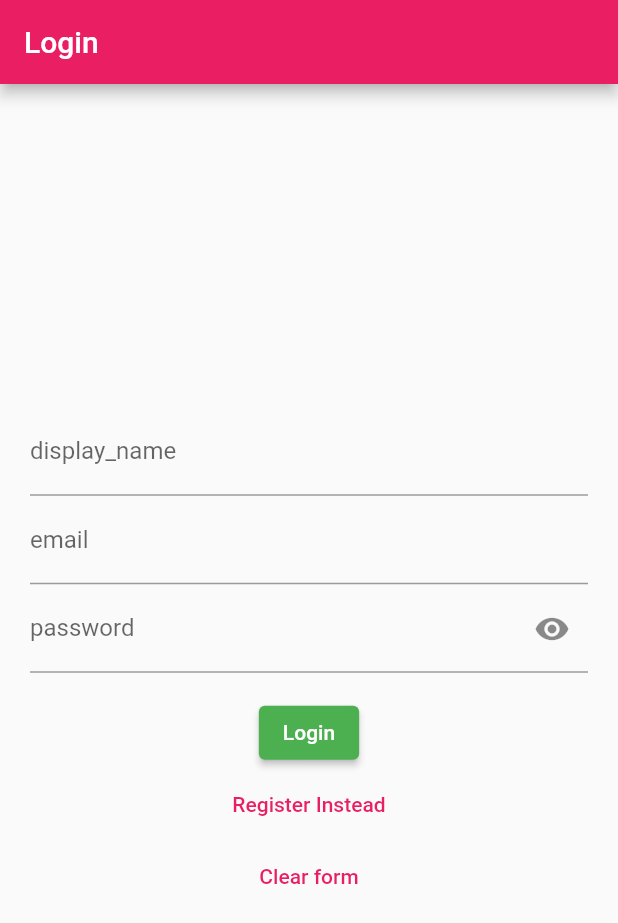
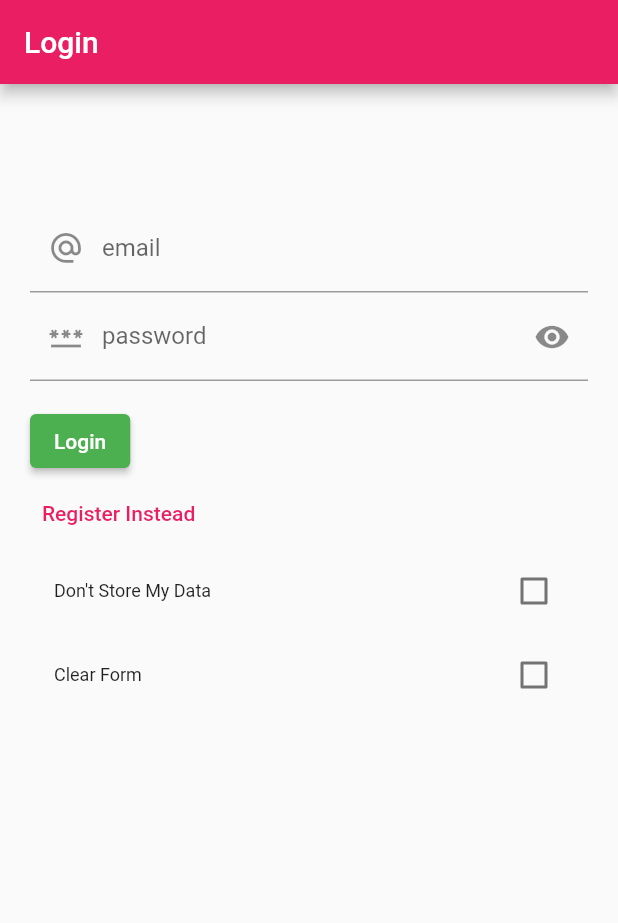
Before and after one commit to 26june/walkerrr, a Flutter app: the screen it shows after launch, on a phone screen of 412 x 824 dp. Shown: the top 923 px of the screen. Run offline on Flutter 3.47's test engine with Material 2 defaults, Android fonts, the phone set to English and light mode, and no system bars; our stand-ins replace firebase_auth, firebase_core, flutter_secure_storage, pedometer, percent_indicator; accounts and stored records are empty.

Commit message:
user data secure storage, login page

```diff
--- a/lib/pages/login_register_page.dart
+++ b/lib/pages/login_register_page.dart
@@ -1,6 +1,8 @@
 import 'package:flutter/material.dart';
 import 'package:firebase_auth/firebase_auth.dart';
 import 'package:walkerrr/auth.dart';
+import 'package:flutter_secure_storage/flutter_secure_storage.dart';
+import 'package:walkerrr/services/user_data_storage.dart';
 
 class LoginPage extends StatefulWidget {
   const LoginPage({super.key});
@@ -11,17 +13,35 @@ class LoginPage extends StatefulWidget {
 
 class _LoginPageState extends State<LoginPage> {
   String? errorMessage = "";
-  bool isLogin = true;
+  bool _isLogin = true;
   bool _isVisible = true;
+  bool _dontStore = false;
+  bool _clearInput = false;
 
-  final TextEditingController _controllerDisplayName =
-      TextEditingController(text: "");
-  final TextEditingController _controllerEmail =
-      TextEditingController(text: "");
-  final TextEditingController _controllerPassword =
-      TextEditingController(text: "");
+  final TextEditingController _controllerDisplayName = TextEditingController();
+  final TextEditingController _controllerEmail = TextEditingController();
+  final TextEditingController _controllerPassword = TextEditingController();
+
+  final SecureStorage _secureStorage = SecureStorage();
+
+  @override
+  void initState() {
+    super.initState();
+    fetchSecureStorageData();
+  }
+
+  Future<void> fetchSecureStorageData() async {
+    _controllerDisplayName.text = await _secureStorage.getDisplayName() ?? '';
+    _controllerEmail.text = await _secureStorage.getEmail() ?? '';
+    _controllerPassword.text = await _secureStorage.getPassWord() ?? '';
+  }
 
   Future<void> signInWithEmailAndPassword() async {
+    if (!_dontStore) {
+      await _secureStorage.setDisplayName(_controllerDisplayName.text);
+      await _secureStorage.setEmail(_controllerEmail.text);
+      await _secureStorage.setPassWord(_controllerPassword.text);
+    }
     try {
       await Auth().signInWithEmailAndPassword(
           email: _controllerEmail.text, password: _controllerPassword.text);
@@ -33,6 +53,11 @@ class _LoginPageState extends State<LoginPage> {
   }
 
   Future<void> createUserWithEmailAndPassword() async {
+    if (!_dontStore) {
+      await _secureStorage.setDisplayName(_controllerDisplayName.text);
+      await _secureStorage.setEmail(_controllerEmail.text);
+      await _secureStorage.setPassWord(_controllerPassword.text);
+    }
     try {
       await Auth().createUserWithEmailAndPassword(
           email: _controllerEmail.text, password: _controllerPassword.text);
@@ -44,18 +69,19 @@ class _LoginPageState extends State<LoginPage> {
   }
 
   Widget _title() {
-    return const Text("Login");
+    return (_isLogin) ? const Text("Login") : const Text("Register");
   }
 
   Widget _entryFieldDisplayName(
-    String displayname,
+    String displayName,
     TextEditingController _controllerDisplayName,
   ) {
     return TextField(
       enableSuggestions: true,
       controller: _controllerDisplayName,
       decoration: InputDecoration(
-        labelText: displayname,
+        prefixIcon: const Icon(Icons.person_outline_outlined),
+        labelText: displayName,
       ),
     );
   }
@@ -68,6 +94,7 @@ class _LoginPageState extends State<LoginPage> {
       enableSuggestions: true,
       controller: _controllerEmail,
       decoration: InputDecoration(
+        prefixIcon: const Icon(Icons.alternate_email_outlined),
         labelText: email,
       ),
     );
@@ -84,6 +111,7 @@ class _LoginPageState extends State<LoginPage> {
       controller: _controllerPassword,
       decoration: InputDecoration(
         labelText: password,
+        prefixIcon: const Icon(Icons.password_outlined),
         suffixIcon: IconButton(
           icon: Icon(
             _isVisible ? Icons.visibility : Icons.visibility_off,
@@ -106,30 +134,50 @@ class _LoginPageState extends State<LoginPage> {
     return ElevatedButton(
         style: ElevatedButton.styleFrom(
             backgroundColor: Colors.green, foregroundColor: Colors.white),
-        onPressed: isLogin
+        onPressed: _isLogin
             ? signInWithEmailAndPassword
             : createUserWithEmailAndPassword,
-        child: Text(isLogin ? "Login" : "Register"));
-  }
-
-  Widget _clearForm() {
-    return TextButton(
-        onPressed: () {
-          _controllerDisplayName.clear();
-          _controllerEmail.clear();
-          _controllerPassword.clear();
-        },
-        child: const Text("Clear form"));
+        child: Text(_isLogin ? "Login" : "Register"));
   }
 
   Widget _loginOrRegisterButton() {
     return TextButton(
         onPressed: () {
           setState(() {
-            isLogin = !isLogin;
+            _isLogin = !_isLogin;
           });
         },
-        child: Text(isLogin ? "Register Instead" : "Login Instead"));
+        child: Text(_isLogin ? "Register Instead" : "Login Instead"));
+  }
+
+  Widget _dontStoreMyData() {
+    return CheckboxListTile(
+      title: const Text("Don't Store My Data", style: TextStyle(fontSize: 12)),
+      value: _dontStore,
+      onChanged: (bool? value) {
+        setState(() {
+          _dontStore = value!;
+        });
+      },
+      // controlAffinity: ListTileControlAffinity.leading,
+    );
+  }
+
+  Widget _clearForm() {
+    return CheckboxListTile(
+      title: const Text("Clear Form", style: TextStyle(fontSize: 12)),
+      value: _clearInput,
+      onChanged: (bool? value) {
+        _controllerDisplayName.clear();
+        _controllerEmail.clear();
+        _controllerPassword.clear();
+        setState(() {
+          errorMessage = '';
+          _clearInput = value!;
+        });
+      },
+      // controlAffinity: ListTileControlAffinity.leading,
+    );
   }
 
   @override
@@ -142,20 +190,23 @@ class _LoginPageState extends State<LoginPage> {
           height: double.infinity,
           width: double.infinity,
           padding: const EdgeInsets.all(20),
+          child: SingleChildScrollView(
             child: Column(
-          crossAxisAlignment: CrossAxisAlignment.center,
-          mainAxisAlignment: MainAxisAlignment.center,
+                crossAxisAlignment: CrossAxisAlignment.start,
+                mainAxisAlignment: MainAxisAlignment.start,
                 children: <Widget>[
-            _entryFieldDisplayName("display_name", _controllerDisplayName),
+                  (!_isLogin)
+                      ? _entryFieldDisplayName("name", _controllerDisplayName)
+                      : const SizedBox(width: double.infinity, height: 60.0),
                   _entryFieldEmail("email", _controllerEmail),
                   _entryFieldPassword("password", _controllerPassword),
                   _errorMessage(),
                   _submitButton(),
                   _loginOrRegisterButton(),
+                  _dontStoreMyData(),
                   _clearForm(),
-          ],
+                ]),
           ),
-      ),
-    );
+        ));
   }
 }
--- /dev/null
+++ b/lib/services/user_data_storage.dart
@@ -0,0 +1,40 @@
+import 'package:flutter/foundation.dart';
+import 'package:flutter_secure_storage/flutter_secure_storage.dart';
+
+class SecureStorage {
+  // Create _secureStorage
+  final _secureStorage = const FlutterSecureStorage();
+
+  final String _keyDisplayName = 'displayName';
+  final String _keyEmail = 'email';
+  final String _keyPassWord = 'password';
+
+  Future setDisplayName(String displayName) async {
+    await _secureStorage.write(key: _keyDisplayName, value: displayName);
+  }
+
+  Future<String?> getDisplayName() async {
+    return await _secureStorage.read(key: _keyDisplayName);
+  }
+
+  Future setEmail(String email) async {
+    await _secureStorage.write(key: _keyEmail, value: email);
+  }
+
+  Future<String?> getEmail() async {
+    return await _secureStorage.read(key: _keyEmail);
+  }
+
+  Future setPassWord(String password) async {
+    await _secureStorage.write(key: _keyPassWord, value: password);
+  }
+
+  Future<String?> getPassWord() async {
+    return await _secureStorage.read(key: _keyPassWord);
+  }
+
+  // delete data from _secureStorage
+  Future<void> deleteAllSecureData() async {
+    await _secureStorage.deleteAll();
+  }
+}
```
Also changed, not shown: lib/pages/home_page.dart (+23 -5 lines), pubspec.yaml (+53 -52 lines), pubspec.lock, 6 other files. Lines whose indentation alone changed are shown as unchanged.
